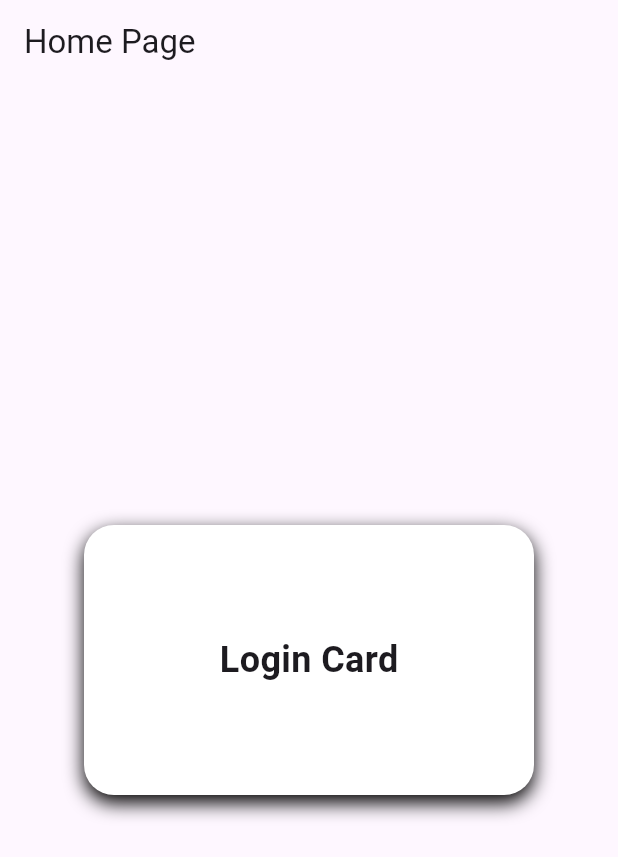
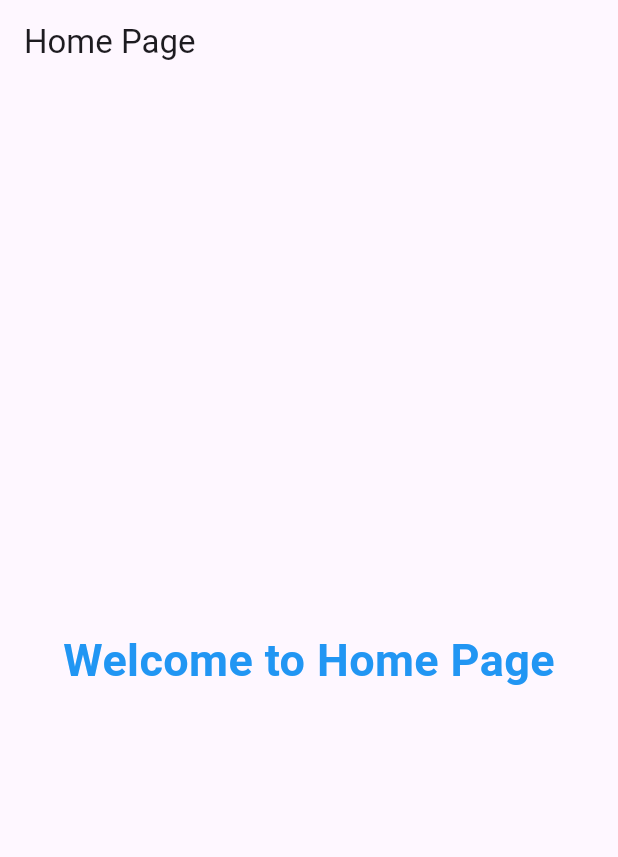
Before and after one commit to KodewithArun/Flutter-Complete-Learning---Arun, a Flutter app: the screen it shows after launch, on a phone screen of 412 x 824 dp. Shown: the top 857 px of the screen. Run offline on Flutter 3.47's test engine with Material 3 defaults, Android fonts, the phone set to English and light mode, and no system bars.

Commit message:
day3: understand about Text widget

```diff
--- a/lib/screens/HomePage.dart
+++ b/lib/screens/HomePage.dart
@@ -6,26 +6,11 @@ class HomePage extends StatelessWidget {
   @override
   Widget build(BuildContext context) {
     return Scaffold(
-      appBar: AppBar(title: Text("Home Page")),
+      appBar: AppBar(
+        title: Text("Home Page"),
+      ),
       body: Center(
-        child: Container(
-          width: 300,
-          height: 180,
-
-          decoration: BoxDecoration(
-            color: Colors.white,
-            borderRadius: BorderRadius.circular(20),
-
-            boxShadow: [BoxShadow(blurRadius: 10, offset: Offset(0, 5))],
-          ),
-
-          child: Center(
-            child: Text(
-              "Login Card",
-              style: TextStyle(fontSize: 24, fontWeight: FontWeight.bold),
-            ),
-          ),
-        ),
+        child: Text("Welcome to Home Page", style: TextStyle(fontSize: 30, fontWeight: FontWeight.bold, color: Colors.blue),),
       ),
     );
   }
```
